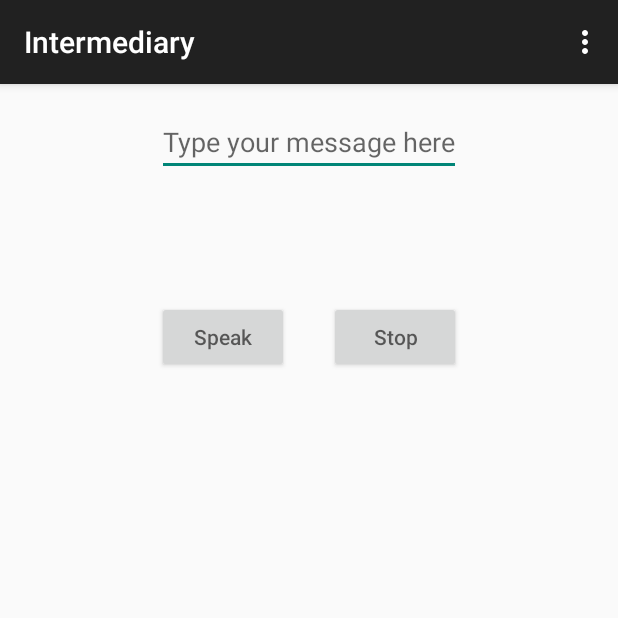
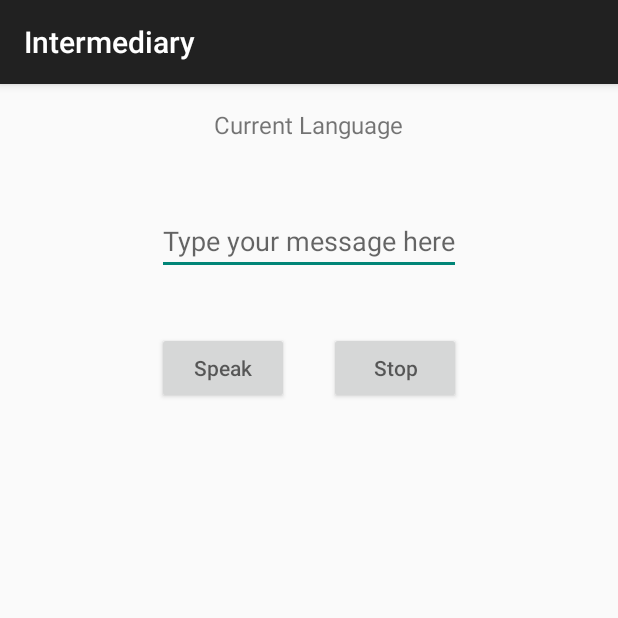
Before and after one commit to Reline/Intermediary, an Android app: the screen it shows after launch (MainActivity), on a phone screen of 412 x 824 dp, the top half of it. Run offline under Robolectric (Android 15) with nearby library versions, the phone set to English and light mode, and no system bars; 1 statement that could not run was skipped.

Commit message:
Fixed language list and added current language label

```diff
--- a/Intermediary/app/src/main/AndroidManifest.xml
+++ b/Intermediary/app/src/main/AndroidManifest.xml
@@ -1,6 +1,6 @@
 <?xml version="1.0" encoding="utf-8"?>
 <manifest xmlns:android="http://schemas.android.com/apk/res/android"
-    package="natrelin.Intermediary" >
+    package="com.github.reline.intermediary" >
 
     <uses-permission android:name="android.permission.VIBRATE"/>
 
@@ -10,7 +10,7 @@
         android:label="@string/app_name"
         android:theme="@style/AppTheme" >
         <activity
-            android:name="natrelin.Intermediary.MainActivity"
+            android:name="com.github.reline.intermediary.MainActivity"
             android:label="@string/app_name" >
             <intent-filter>
                 <action android:name="android.intent.action.MAIN" />
--- a/Intermediary/app/src/main/java/natrelin/Intermediary/MainActivity.java
+++ b/Intermediary/app/src/main/java/com/github/reline/intermediary/MainActivity.java
@@ -1,33 +1,39 @@
-package natrelin.Intermediary;
+package com.github.reline.intermediary;
 
 import android.annotation.TargetApi;
+import android.app.ProgressDialog;
 import android.content.Context;
 import android.hardware.Sensor;
 import android.hardware.SensorEvent;
 import android.hardware.SensorEventListener;
 import android.hardware.SensorManager;
 import android.os.Build;
+import android.os.Bundle;
 import android.os.Vibrator;
 import android.speech.tts.TextToSpeech;
 import android.support.v7.app.AppCompatActivity;
-import android.os.Bundle;
-import android.util.Log;
 import android.view.Menu;
 import android.view.MenuItem;
 import android.view.View;
 import android.view.WindowManager;
 import android.widget.Button;
 import android.widget.EditText;
+import android.widget.TextView;
 import android.widget.Toast;
 
-import java.util.Arrays;
-import java.util.Collections;
-import java.util.Comparator;
+import java.text.Collator;
+import java.util.Collection;
 import java.util.Locale;
+import java.util.TreeSet;
 
 public class MainActivity extends AppCompatActivity implements TextToSpeech.OnInitListener{
 
+    ProgressDialog progressDialog;
+
+    private Menu menu;
+
     // text to speech
+    private TextView currLang;
     private EditText input;
     private TextToSpeech tts;
     private Button speak;
@@ -43,20 +49,24 @@ public class MainActivity extends AppCompatActivity implements TextToSpeech.OnIn
     private float mAccelCurrent; // current acceleration including gravity
     private float mAccelLast; // last acceleration including gravity
 
-    private final String TAG = "MAINACTIVITY";
-
     @Override
     protected void onCreate(Bundle savedInstanceState) {
         super.onCreate(savedInstanceState);
         setContentView(R.layout.activity_main);
 
+        progressDialog = new ProgressDialog(MainActivity.this);
+        progressDialog.setMessage(MainActivity.this.getString(R.string.loading));
+        progressDialog.show();
+
         initAccelerometer(); // set up accelerometer
 
         availableLanguages = Locale.getAvailableLocales(); // get all of the available locales
 
-        userLocale = Locale.JAPAN; // create a default voice
+        userLocale = Locale.ENGLISH; // create a default voice
 
         tts = new TextToSpeech(this, this);
+
+        currLang = (TextView) findViewById(R.id.currentLang);
 
         input = (EditText) findViewById(R.id.edittext);
         // automatically bring up the keyboard when the edittext is focused
@@ -116,18 +126,16 @@ public class MainActivity extends AppCompatActivity implements TextToSpeech.OnIn
                 float delta = mAccelCurrent - mAccelLast; // change in acceleration
                 mAccel = mAccel * 0.9f + delta;
 
-                // erase textinput if acceleration is higher than a certain value
+                // erase textinput if acceleration is higher than a certain value (12)
                 if (mAccel > 12) {
                     input.setText("");
                     vibrator.vibrate(100);
-                    /*Toast toast = Toast.makeText(getApplicationContext(), "Device has shaken.", Toast.LENGTH_LONG);
-                    toast.show();*/
                 }
             }
 
             @Override
             public void onAccuracyChanged(Sensor sensor, int accuracy) {
-
+                // do nothing
             }
         };
 
@@ -143,49 +151,25 @@ public class MainActivity extends AppCompatActivity implements TextToSpeech.OnIn
     @Override
     protected void onResume() {
         super.onResume();
-        sensorManager.registerListener(sensorEventListener, sensorManager.getDefaultSensor(Sensor.TYPE_ACCELEROMETER), SensorManager.SENSOR_DELAY_NORMAL);
+        sensorManager.registerListener(sensorEventListener,
+                sensorManager.getDefaultSensor(Sensor.TYPE_ACCELEROMETER),
+                SensorManager.SENSOR_DELAY_NORMAL);
     }
 
     @Override
     protected void onPause() {
+        super.onPause();
         sensorManager.unregisterListener(sensorEventListener);
-        super.onPause();
     }
 
     @Override
     public boolean onCreateOptionsMenu(Menu menu) {
+        this.menu = menu;
         // Inflate the menu; this adds items to the action bar if it is present.
         getMenuInflater().inflate(R.menu.menu_main, menu);
-
-        for(Locale locale : availableLanguages) {
-            // TODO if language installed add to language options
-
-            //if (tts.setLanguage(locale) == TextToSpeech.LANG_COUNTRY_VAR_AVAILABLE)
-            //if(isOfflineDictionaryPresent(locale.toString()))
-            //if(TextToSpeech.LANG_AVAILABLE == tts.isLanguageAvailable(locale))
-
-            menu.add(locale.getDisplayName());
-        }
-
-        // most popular languages
-        /** Simplified Chinese, Traditional Chinese, French, Italian, German, Japanese, Korean,
-         * Spanish, Dutch, Portugese, Russian, Swedish, Norwegian, English,
-         * Arabic, Polish, Danish, Turkish, Portugal Portugese, Hebrew, Greek, Finnish,
-         * Ukrainian, Thai, Czech, Romanian, Indonesian, Croatian, Serbian, Malay **/
-
-        // languages spoken in United States
-        /** Chinese, English, French, German, Italian, Japanese, Korean,
-         * Polish, Portugese, Spanish, Tagalog, Vietnamese **/
-
         return true;
         /** onInit is called after this function... **/
     }
-
-    // REQUIRES ROOT PRIVILEGES
-    /*public static boolean isOfflineDictionaryPresent(String language) {
-        String dir = "/system/usr/srec/config/" + language.replace('_', '.').toLowerCase();
-        return (new File(dir)).isDirectory();
-    }*/
 
     @Override
     public boolean onOptionsItemSelected(MenuItem item) {
@@ -199,11 +183,11 @@ public class MainActivity extends AppCompatActivity implements TextToSpeech.OnIn
                 if (locale.getDisplayName().equals(item.toString())) {
                     // set language on click
                     userLocale = new Locale(locale.toString());
+                    currLang.setText(locale.getDisplayName());
                     break languageSearch;
                 }
             }
         }
-        // TODO: 11/12/15 show toast if language is not installed
         // no error if the language is not available, installed languages work fine
         tts.setLanguage(userLocale);
         return super.onOptionsItemSelected(item);
@@ -218,39 +202,36 @@ public class MainActivity extends AppCompatActivity implements TextToSpeech.OnIn
             //If your device doesn't support language you set above
             if (result == TextToSpeech.LANG_MISSING_DATA
                     || result == TextToSpeech.LANG_NOT_SUPPORTED) {
-                //Cook simple toast message with message
-                Toast.makeText(this, "Language not supported", Toast.LENGTH_LONG).show();
-                Log.e("TTS", "Language is not supported");
+                // Cook simple toast message with message
+                Toast.makeText(this, "User locale language not supported on this device", Toast.LENGTH_LONG).show();
             }
-            //Enable the button
+            // Enable the button
             else {
+                currLang.setText(userLocale.getDisplayName());
                 speak.setEnabled(true);
             }
-        //TTS is not initialized properly
-        } else {
-            Toast.makeText(this, "TTS Initilization Failed", Toast.LENGTH_LONG).show();
-            Log.e("TTS", "Initilization Failed");
+
+            // add available languages to the menu
+            Collection<String> languages = new TreeSet<>(Collator.getInstance());
+            for(Locale locale : availableLanguages) {
+                if(TextToSpeech.LANG_AVAILABLE == tts.isLanguageAvailable(locale) &&
+                        !locale.getDisplayName().contains("(")) { // remove duplicates
+                    languages.add(locale.getDisplayName());
+                }
+            }
+            for (String language : languages) {
+                menu.add(language);
+            }
         }
+        progressDialog.dismiss();
     }
 
     @Override
     protected void onDestroy() {
-
-        // E/ViewRootImpl: sendUserActionEvent() mView == null // device issue, not app related
-
-        // TODO: 11/12/15 fix InputConnection warnings
-        // W/IInputConnectionWrapper: showStatusIcon on inactive InputConnection
-        // W/IInputConnectionWrapper: getExtractedText on inactive InputConnection
-        // W/IInputConnectionWrapper: beginBatchEdit on inactive InputConnection
-        // W/IInputConnectionWrapper: endBatchEdit on inactive InputConnection
-        // W/IInputConnectionWrapper: finishComposingText on inactive InputConnection
-
         //Close the Text to Speech Library
         if(tts != null) {
-
             tts.stop();
             tts.shutdown();
-            Log.d(TAG, "TTS Destroyed");
         }
         super.onDestroy();
     }
--- a/Intermediary/app/src/main/res/layout/activity_main.xml
+++ b/Intermediary/app/src/main/res/layout/activity_main.xml
@@ -1,36 +1,44 @@
 <RelativeLayout xmlns:android="http://schemas.android.com/apk/res/android"
-    xmlns:tools="http://schemas.android.com/tools" android:layout_width="match_parent"
+android:layout_width="match_parent"
     android:layout_height="match_parent" android:paddingLeft="@dimen/activity_horizontal_margin"
     android:paddingRight="@dimen/activity_horizontal_margin"
     android:paddingTop="@dimen/activity_vertical_margin"
-    android:paddingBottom="@dimen/activity_vertical_margin" tools:context=".MainActivity">
+    android:paddingBottom="@dimen/activity_vertical_margin">
+
+    <TextView
+        android:layout_width="wrap_content"
+        android:layout_height="wrap_content"
+        android:text="@string/current_language"
+        android:id="@+id/currentLang"
+        android:textSize="16sp"
+        android:layout_alignParentTop="true"
+        android:layout_centerHorizontal="true" />
 
     <EditText
         android:id="@+id/edittext"
         android:layout_width="wrap_content"
         android:layout_height="wrap_content"
         android:maxLines="12"
-        android:hint="Type your message here"
+        android:hint="@string/your_message"
         android:layout_alignParentTop="true"
-        android:layout_centerHorizontal="true" />
+        android:layout_centerHorizontal="true"
+        android:layout_marginTop="66dp" />
 
     <Button
         android:id="@+id/speak"
         android:layout_width="wrap_content"
         android:layout_height="wrap_content"
-        android:layout_marginTop="83dp"
-        android:hint="Speak"
+        android:layout_marginTop="38dp"
+        android:hint="@string/speak"
         android:layout_below="@+id/edittext"
-        android:layout_alignLeft="@+id/edittext"
         android:layout_alignStart="@+id/edittext" />
 
     <Button
         android:id="@+id/stop"
         android:layout_width="wrap_content"
         android:layout_height="wrap_content"
-        android:hint="Stop"
+        android:hint="@string/stop"
         android:layout_alignTop="@+id/speak"
-        android:layout_alignRight="@+id/edittext"
         android:layout_alignEnd="@+id/edittext" />
 
 </RelativeLayout>
--- a/Intermediary/app/src/main/res/values/strings.xml
+++ b/Intermediary/app/src/main/res/values/strings.xml
@@ -1,3 +1,8 @@
 <resources>
     <string name="app_name">Intermediary</string>
+    <string name="your_message">Type your message here</string>
+    <string name="speak">Speak</string>
+    <string name="stop">Stop</string>
+    <string name="current_language">Current Language</string>
+    <string name="loading">Loading language libraries, please wait...</string>
 </resources>
--- a/Intermediary/build.gradle
+++ b/Intermediary/build.gradle
@@ -5,7 +5,7 @@ buildscript {
         jcenter()
     }
     dependencies {
-        classpath 'com.android.tools.build:gradle:1.3.0'
+        classpath 'com.android.tools.build:gradle:2.1.2'
 
         // NOTE: Do not place your application dependencies here; they belong
         // in the individual module build.gradle files
```
Also changed, not shown: Intermediary/app/build.gradle (+4 -4 lines), Intermediary/gradle/wrapper/gradle-wrapper.properties, 4 other files.
